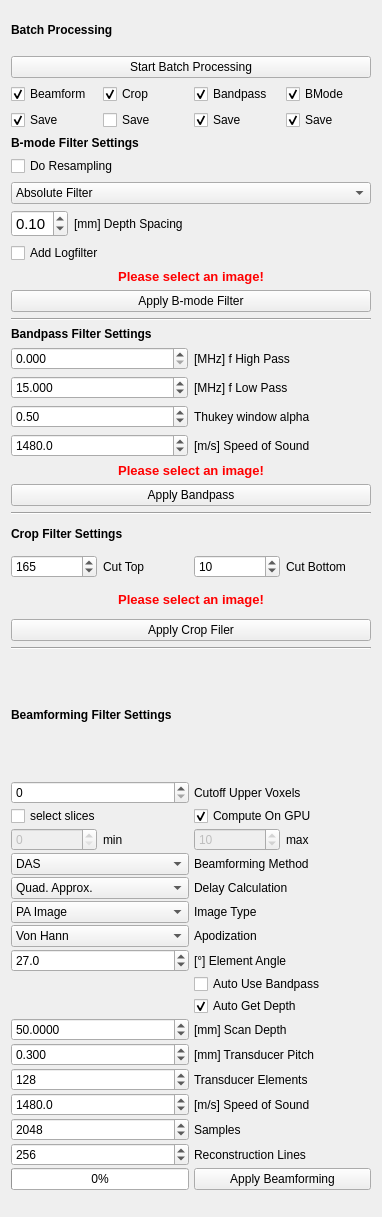
Before: the Qt Designer form Plugins/org.mitk.gui.qt.photoacoustics.imageprocessing/src/internal/PAImageProcessingControls.ui in MITK/MITK, drawn with Qt 5.
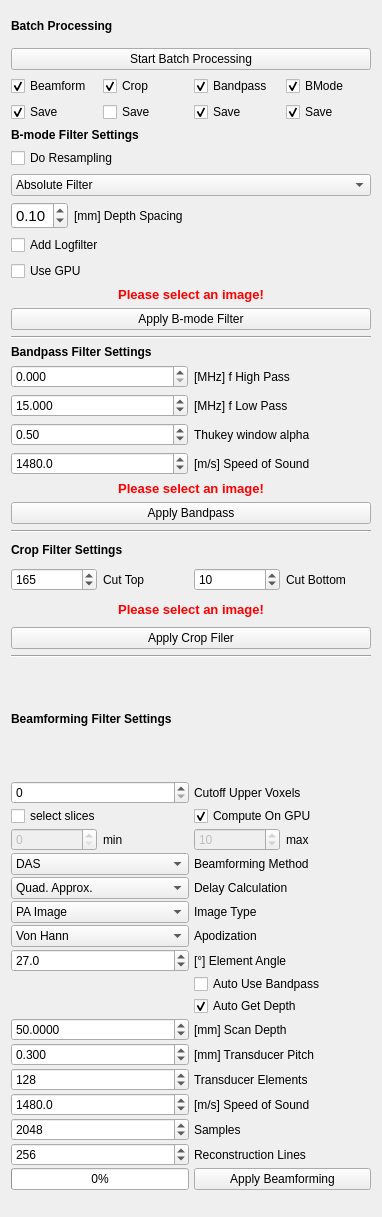
After: the same form once the commit is applied.

What changed in the file:
```diff
--- a/Plugins/org.mitk.gui.qt.photoacoustics.imageprocessing/src/internal/PAImageProcessingControls.ui
+++ b/Plugins/org.mitk.gui.qt.photoacoustics.imageprocessing/src/internal/PAImageProcessingControls.ui
@@ -206,6 +206,13 @@
          </property>
         </widget>
        </item>
+       <item>
+        <widget class="QCheckBox" name="UseGPUBmode">
+         <property name="text">
+          <string>Use GPU</string>
+         </property>
+        </widget>
+       </item>
        <item>
         <widget class="QLabel" name="labelWarning">
          <property name="styleSheet">
```
Left out of the diff: 2 changed lines with no effect on the pictures.
